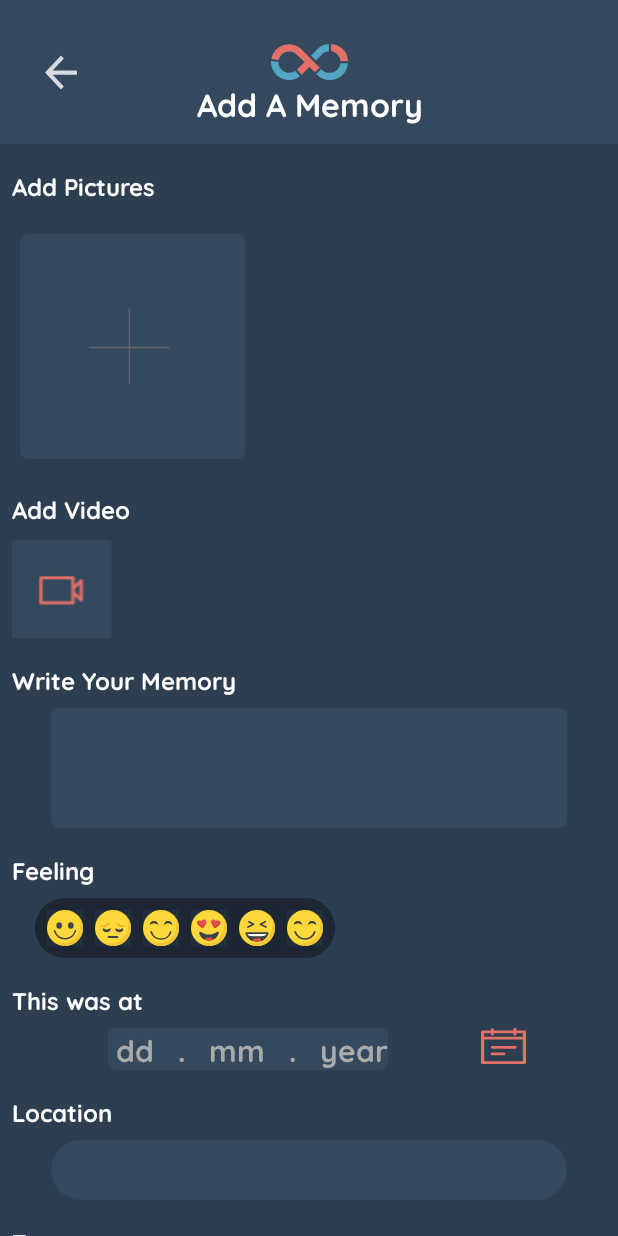
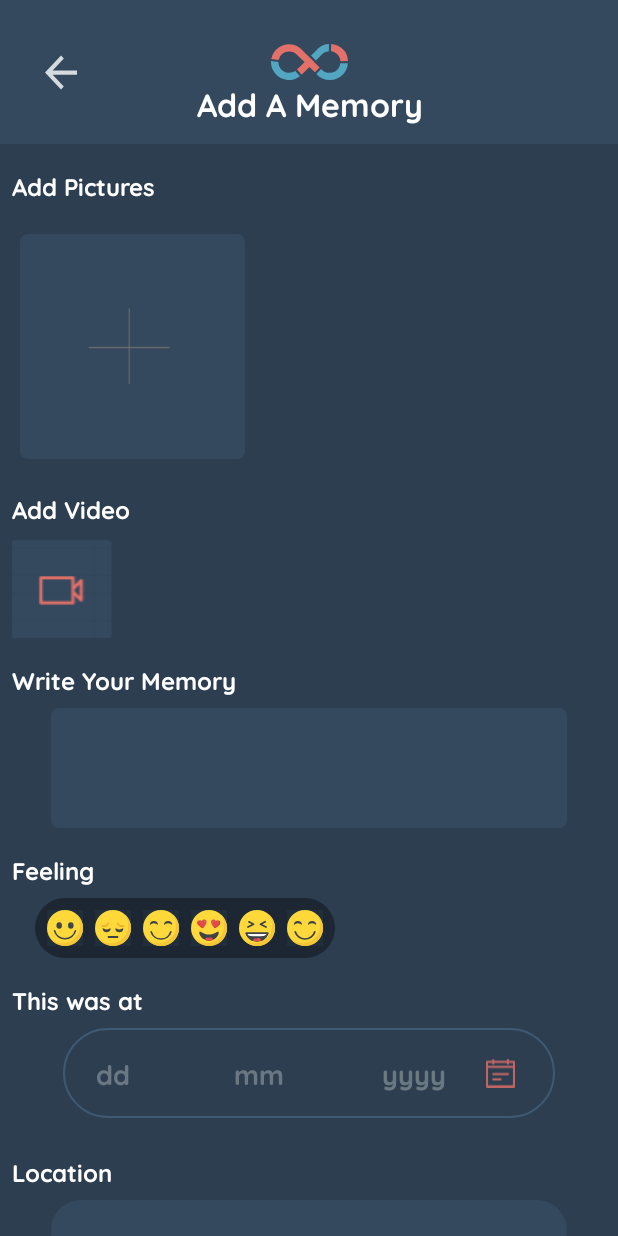
Before and after one commit to lielfr/OurStory, an Android app: the screen it shows after launch (MainActivity), on a phone screen of 412 x 824 dp. Run offline under Robolectric (Android 15) with nearby library versions, the phone set to English and light mode, and no system bars; libraries missing offline, so code that uses them is left out: com.esafirm.imagepicker.

Commit message:
Fixed the date picker component

```diff
--- /dev/null
+++ b/app/src/main/res/drawable/edittext_legend_continuous.xml
@@ -0,0 +1,12 @@
+<?xml version="1.0" encoding="utf-8"?>
+<shape xmlns:android="http://schemas.android.com/apk/res/android">
+    <corners android:radius="50dp" />
+    <padding
+        android:bottom="1dp"
+        android:left="1dp"
+        android:right="1dp"
+        android:top="1dp" />
+    <stroke
+        android:width="1dp"
+        android:color="@color/colorGrayInput" />
+</shape>
--- /dev/null
+++ b/app/src/main/res/drawable/ic_calendar.xml
@@ -0,0 +1,17 @@
+<vector xmlns:android="http://schemas.android.com/apk/res/android"
+    android:width="60dp"
+    android:height="60dp"
+    android:alpha="0.8"
+    android:autoMirrored="true"
+    android:viewportWidth="60"
+    android:viewportHeight="60">
+    <path
+        android:fillColor="#e47169"
+        android:pathData="m2.1309,59.9737l55.7383,0a2.256,2.094 90,0 0,2.1306 -2.2953l0,-50.9065a2.256,2.094 90,0 0,-2.1306 -2.2953l-10.4884,0L47.3807,2.5551a2.2953,2.1306 90,1 0,-4.2337 0l0,1.9444l-25.9319,0L17.2152,2.5551a2.2953,2.1306 90,0 0,-4.2368 0l0,1.9444L2.1309,4.4995a2.2592,2.0971 90,0 0,-2.1306 2.2953l0,50.9787a2.2953,2.1306 90,0 0,2.1306 2.2264zM4.2615,9.0541l8.7292,0l0,1.2231a2.2953,2.1306 90,1 0,4.2368 0l0,-1.2231l25.9319,0l0,1.2231a2.2953,2.1306 90,1 0,4.2337 0l0,-1.2231l8.4187,0l0,5.9022l-51.5776,0zM4.2615,19.5174l51.5015,0l0,35.951l-51.5289,0zM4.2615,19.5174" />
+    <path
+        android:fillColor="#e47169"
+        android:pathData="M45.2502,29.9774L14.7833,29.9774a2.2953,2.1306 90,0 0,0 4.5644l30.4669,0a2.2953,2.1306 90,1 0,0 -4.5644zM45.2502,29.9774" />
+    <path
+        android:fillColor="#e47169"
+        android:pathData="m30.0015,40.9949l-15.2182,0a2.2953,2.1306 90,0 0,0 4.5644l15.2182,0a2.2953,2.1306 90,1 0,0 -4.5644zM30.0015,40.9949" />
+</vector>
--- a/app/src/main/res/drawable/ic_tags_background.xml
+++ b/app/src/main/res/drawable/ic_tags_background.xml
@@ -6,6 +6,6 @@
     <path
         android:pathData="M20,0L324,0A20,20 0,0 1,344 20L344,20A20,20 0,0 1,324 40L20,40A20,20 0,0 1,0 20L0,20A20,20 0,0 1,20 0z"
         android:strokeAlpha="0.231"
-        android:fillColor="#1c2733"
+        android:fillColor="@color/colorTags"
         android:fillAlpha="0.231" />
 </vector>
--- a/app/src/main/res/layout/activity_main.xml
+++ b/app/src/main/res/layout/activity_main.xml
@@ -41,20 +41,6 @@
                 app:layout_constraintStart_toStartOf="parent"
                 app:layout_constraintTop_toBottomOf="@id/tagsLayout"
                 app:layout_constraintVertical_bias="0.0"
-                tools:layout_conversion_absoluteHeight="0dp"
-                tools:layout_conversion_absoluteWidth="0dp" />
-
-            <Button
-                android:id="@+id/datebtn"
-                android:layout_width="30dp"
-                android:layout_height="24dp"
-                android:layout_marginTop="8dp"
-                android:background="@drawable/calendar_icon"
-                android:onClick="showDatePicker"
-                app:layout_constraintEnd_toEndOf="parent"
-                app:layout_constraintHorizontal_bias="0.504"
-                app:layout_constraintStart_toEndOf="@+id/date"
-                app:layout_constraintTop_toBottomOf="@+id/textView8"
                 tools:layout_conversion_absoluteHeight="0dp"
                 tools:layout_conversion_absoluteWidth="0dp" />
 
@@ -219,7 +205,7 @@
                 android:layout_height="wrap_content"
                 android:layout_marginStart="8dp"
                 android:layout_marginLeft="8dp"
-                android:layout_marginTop="16dp"
+                android:layout_marginTop="24dp"
                 android:fontFamily="@font/quicksand_bold"
                 android:text="@string/location"
                 android:textColor="@android:color/background_light"
@@ -251,23 +237,99 @@
                 tools:layout_conversion_absoluteHeight="0dp"
                 tools:layout_conversion_absoluteWidth="0dp" />
 
-            <TextView
+            <!--            <TextView-->
+            <!--                android:id="@+id/date"-->
+            <!--                android:layout_width="wrap_content"-->
+            <!--                android:layout_height="wrap_content"-->
+            <!--                android:layout_marginStart="72dp"-->
+            <!--                android:layout_marginLeft="72dp"-->
+            <!--                android:layout_marginTop="8dp"-->
+            <!--                android:background="@drawable/edit_round"-->
+            <!--                android:fontFamily="@font/quicksand_bold"-->
+            <!--                android:hint=" dd   .   mm   .   year"-->
+            <!--                android:textColor="@android:color/background_light"-->
+            <!--                android:textColorHint="@android:color/darker_gray"-->
+            <!--                android:textSize="20sp"-->
+            <!--                app:layout_constraintStart_toStartOf="parent"-->
+            <!--                app:layout_constraintTop_toBottomOf="@+id/textView8"-->
+            <!--                tools:layout_conversion_absoluteHeight="0dp"-->
+            <!--                tools:layout_conversion_absoluteWidth="0dp" />-->
+
+            <androidx.constraintlayout.widget.ConstraintLayout
                 android:id="@+id/date"
-                android:layout_width="wrap_content"
-                android:layout_height="wrap_content"
-                android:layout_marginStart="72dp"
-                android:layout_marginLeft="72dp"
+                android:layout_width="328dp"
+                android:layout_height="60dp"
                 android:layout_marginTop="8dp"
-                android:background="@drawable/edit_round"
-                android:fontFamily="@font/quicksand_bold"
-                android:hint=" dd   .   mm   .   year"
-                android:textColor="@android:color/background_light"
-                android:textColorHint="@android:color/darker_gray"
-                android:textSize="20sp"
+                android:background="@drawable/edittext_legend_continuous"
                 app:layout_constraintStart_toStartOf="parent"
                 app:layout_constraintTop_toBottomOf="@+id/textView8"
                 tools:layout_conversion_absoluteHeight="0dp"
-                tools:layout_conversion_absoluteWidth="0dp" />
+                app:layout_constraintEnd_toEndOf="parent"
+                tools:layout_conversion_absoluteWidth="0dp">
+
+                <EditText
+                    android:id="@+id/day_text"
+                    android:layout_width="wrap_content"
+                    android:layout_height="wrap_content"
+                    android:layout_marginStart="16dp"
+                    android:layout_marginLeft="16dp"
+                    android:layout_marginTop="8dp"
+                    android:layout_marginBottom="8dp"
+                    android:background="#2c3e50"
+                    android:fontFamily="@font/quicksand_bold"
+                    android:hint="@string/day"
+                    android:paddingLeft="5dp"
+                    android:textColorHint="@color/colorGrayHint"
+                    app:layout_constraintBottom_toBottomOf="parent"
+                    app:layout_constraintStart_toStartOf="parent"
+                    app:layout_constraintTop_toTopOf="parent" />
+
+                <EditText
+                    android:id="@+id/year_text"
+                    android:layout_width="wrap_content"
+                    android:layout_height="0dp"
+                    android:layout_marginStart="60dp"
+                    android:layout_marginLeft="60dp"
+                    android:background="@color/colorPrimaryDark"
+                    android:fontFamily="@font/quicksand_bold"
+                    android:hint="@string/year"
+                    android:paddingLeft="5dp"
+                    android:textColorHint="@color/colorGrayHint"
+                    app:layout_constraintBottom_toBottomOf="@+id/month_text"
+                    app:layout_constraintStart_toEndOf="@+id/month_text"
+                    app:layout_constraintTop_toTopOf="@+id/month_text"
+                    app:layout_constraintVertical_bias="1.0" />
+
+                <EditText
+                    android:id="@+id/month_text"
+                    android:layout_width="wrap_content"
+                    android:layout_height="0dp"
+                    android:layout_marginStart="64dp"
+                    android:layout_marginLeft="64dp"
+                    android:background="@color/colorPrimaryDark"
+                    android:fontFamily="@font/quicksand_bold"
+                    android:hint="@string/month"
+                    android:paddingLeft="5dp"
+                    android:textColorHint="@color/colorGrayHint"
+                    app:layout_constraintBottom_toBottomOf="@+id/day_text"
+                    app:layout_constraintStart_toEndOf="@+id/day_text"
+                    app:layout_constraintTop_toTopOf="@+id/day_text"
+                    app:layout_constraintVertical_bias="0.0" />
+
+                <ImageView
+                    android:id="@+id/imageView3"
+                    android:layout_width="19dp"
+                    android:layout_height="0dp"
+                    android:layout_marginStart="8dp"
+                    android:layout_marginLeft="8dp"
+                    android:layout_marginEnd="8dp"
+                    android:layout_marginRight="8dp"
+                    app:layout_constraintBottom_toBottomOf="@+id/year_text"
+                    app:layout_constraintEnd_toEndOf="parent"
+                    app:layout_constraintStart_toEndOf="@+id/year_text"
+                    app:layout_constraintTop_toTopOf="@+id/year_text"
+                    app:srcCompat="@drawable/ic_calendar" />
+            </androidx.constraintlayout.widget.ConstraintLayout>
 
             <androidx.constraintlayout.widget.ConstraintLayout
                 android:id="@+id/relativeLayout"
--- a/app/src/main/res/values/colors.xml
+++ b/app/src/main/res/values/colors.xml
@@ -11,4 +11,5 @@
     <color name="colorRegister">#e47169</color>
     <color name="colorGrayInput">#3f5972</color>
     <color name="colorGrayHint">#4dffffff</color>
+    <color name="colorTags">#3c1C2733</color>
 </resources>
--- a/app/src/main/res/values/strings.xml
+++ b/app/src/main/res/values/strings.xml
@@ -9,4 +9,7 @@
     <string name="location">Location</string>
     <string name="feeling">Feeling</string>
     <string name="this_was_at">This was at</string>
+    <string name="month">mm</string>
+    <string name="year">yyyy</string>
+    <string name="day">dd</string>
 </resources>
```
